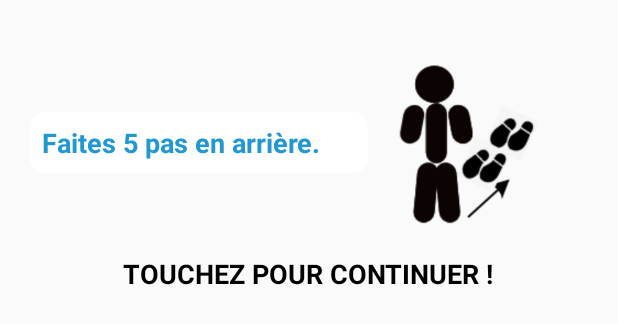
After one commit to ShortyLogos/app-for-kids, an Android app: the layout activite_physique_dialog.xml on its own in the app's theme, with its tools: preview values and no code run, on a phone screen of 412 x 824 dp. The commit adds this screen. Shown: the top 324 px of the screen. Run offline under Robolectric (Android 15) with nearby library versions, the phone set to English and light mode, and no system bars.

Commit message:
finish custom dialog box

```diff
--- /dev/null
+++ b/FinalDericMarchand/app/src/main/res/drawable-v24/text_bg.xml
@@ -0,0 +1,13 @@
+<?xml version="1.0" encoding="UTF-8"?>
+<shape xmlns:android="http://schemas.android.com/apk/res/android"
+    android:shape="rectangle" >
+
+    <solid android:color="@color/white" />
+
+    <corners
+        android:bottomLeftRadius="10dp"
+        android:bottomRightRadius="10dp"
+        android:topLeftRadius="10dp"
+        android:topRightRadius="10dp" />
+
+</shape>
--- /dev/null
+++ b/FinalDericMarchand/app/src/main/res/layout/activite_physique_dialog.xml
@@ -0,0 +1,54 @@
+<?xml version="1.0" encoding="utf-8"?>
+<LinearLayout xmlns:android="http://schemas.android.com/apk/res/android"
+    xmlns:app="http://schemas.android.com/apk/res-auto"
+    xmlns:tools="http://schemas.android.com/tools"
+    android:layout_width="match_parent"
+    android:layout_height="wrap_content"
+    android:gravity="center_vertical"
+    android:orientation="vertical"
+    android:paddingLeft="20dp"
+    android:paddingTop="20dp"
+    android:paddingRight="20dp"
+    android:paddingBottom="20dp">
+
+    <LinearLayout
+        android:layout_width="match_parent"
+        android:layout_height="match_parent"
+        android:layout_weight="1"
+        android:orientation="horizontal">
+
+        <TextView
+            android:id="@+id/txtActivite"
+            android:layout_width="0dp"
+            android:layout_height="wrap_content"
+            android:layout_gravity="center_vertical"
+            android:layout_weight="1"
+            android:background="@drawable/text_bg"
+            android:padding="8dp"
+            android:text="TextView"
+            android:textSize="18sp"
+            android:textStyle="bold"
+            tools:text="Faites 5 pas en arrière." />
+
+        <ImageView
+            android:id="@+id/imgActivite"
+            android:layout_width="0dp"
+            android:layout_height="wrap_content"
+            android:layout_weight="0.65"
+            app:srcCompat="@drawable/reculons" />
+
+    </LinearLayout>
+
+    <TextView
+        android:id="@+id/txtContinuer"
+        android:layout_width="wrap_content"
+        android:layout_height="wrap_content"
+        android:layout_gravity="center"
+        android:layout_weight="1"
+        android:text="Touchez pour continuer !"
+        android:textAllCaps="true"
+        android:textColor="#000000"
+        android:textSize="18sp"
+        android:textStyle="bold" />
+
+</LinearLayout>
--- a/FinalDericMarchand/app/src/main/res/values/themes.xml
+++ b/FinalDericMarchand/app/src/main/res/values/themes.xml
@@ -1,6 +1,6 @@
 <resources xmlns:tools="http://schemas.android.com/tools">
     <!-- Base application theme. -->
-    <style name="Theme.FinalDericMarchand" parent="Theme.AppCompat.Light.NoActionBar">
+    <style name="Theme.FinalDericMarchand" parent="Theme.AppCompat.DayNight.NoActionBar">
         <!-- Primary brand color. -->
         <item name="colorPrimary">@color/purple_500</item>
         <item name="colorPrimaryVariant">@color/purple_700</item>
@@ -14,4 +14,9 @@
         <!-- Customize your theme here. -->
         <item name="android:textColor" tools:targetApi="l">@color/blue</item>
     </style>
+
+    <style name="DialogStyle" parent="Theme.AppCompat.Dialog">
+        <item name="android:windowMinWidthMajor">85%</item>
+        <item name="android:windowMinWidthMinor">85%</item>
+    </style>
 </resources>
```
Also changed, not shown: FinalDericMarchand/app/src/main/java/com/dm/tpfinal/DefiCouleurActivity.java (+5 -3 lines), FinalDericMarchand/app/src/main/java/com/dm/tpfinal/Utils.java (+20 -0 lines), FinalDericMarchand/app/src/main/res/drawable-v24/dialog_bg.xml (added, +10 -0 lines), FinalDericMarchand/app/src/main/res/drawable-v24/course.png (added), FinalDericMarchand/app/src/main/res/drawable-v24/reculons.png (added).
